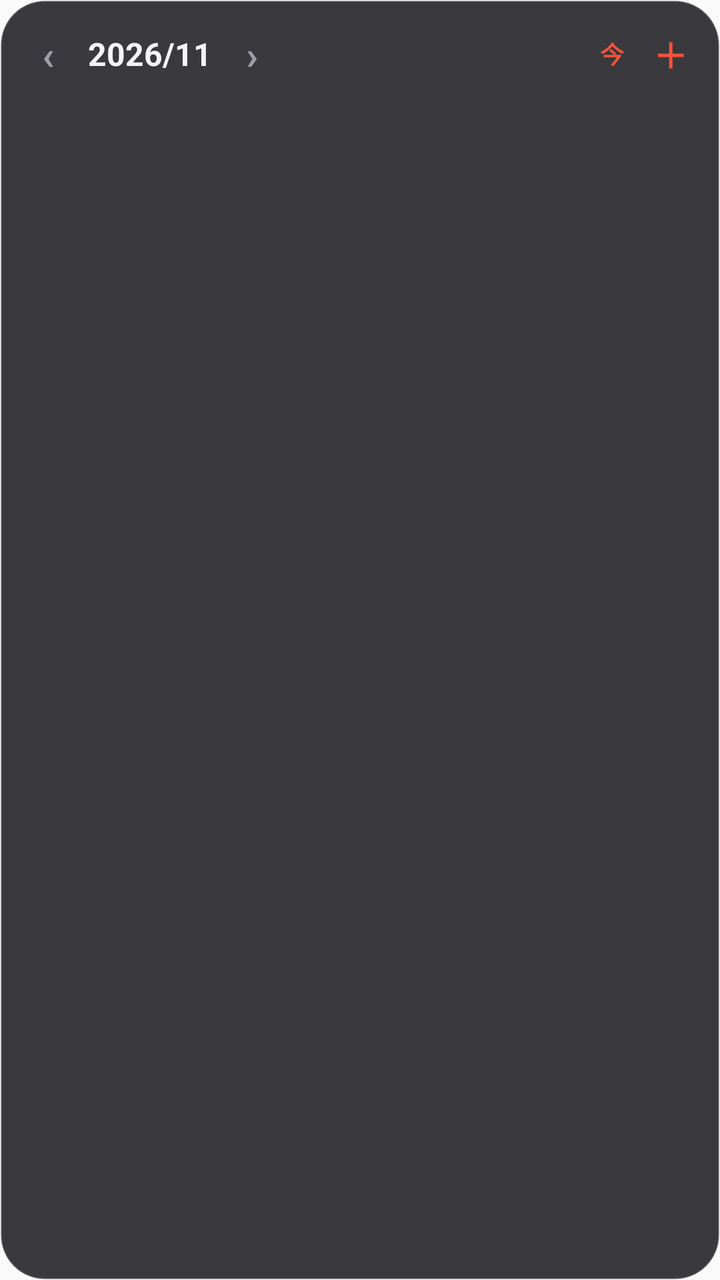
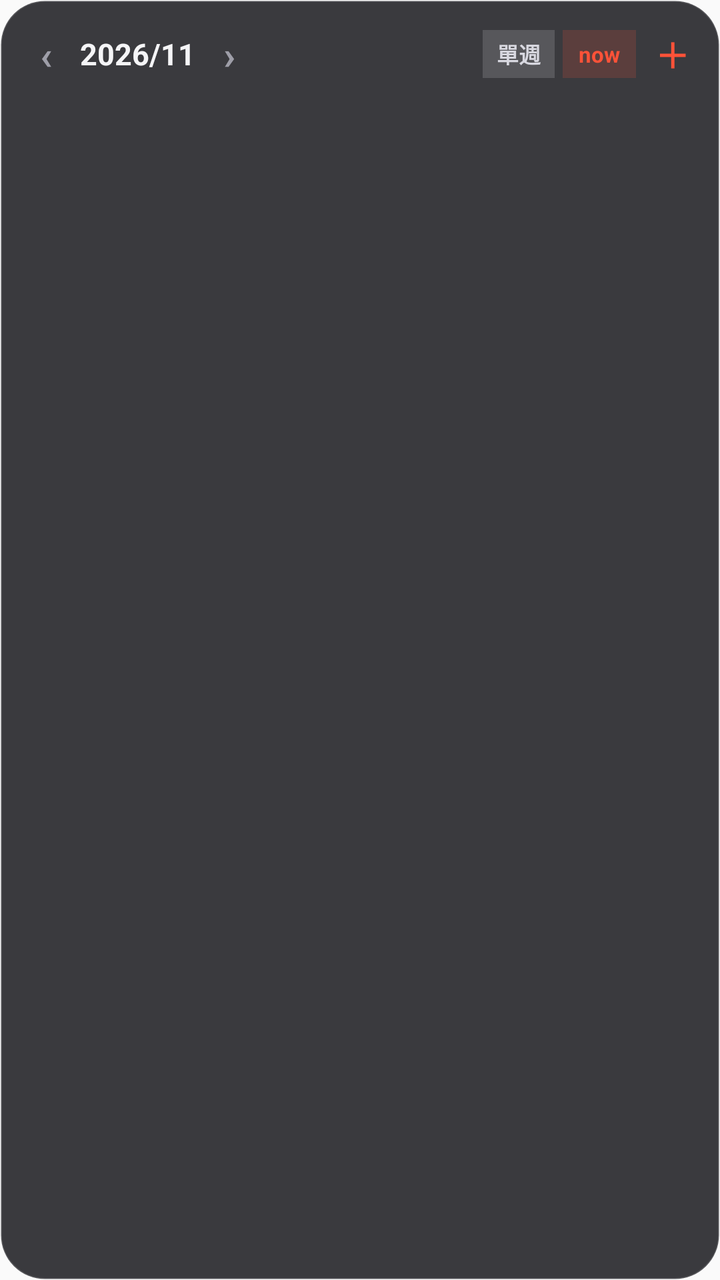

Compare the two renders of this Android layout. The source of the first and the diff that turns it into the second are given below.
<!-- AndroidManifest.xml: application theme Theme.DXCalendar -->
<!-- res/layout/widget_month_canvas.xml -->
<?xml version="1.0" encoding="utf-8"?>
<LinearLayout xmlns:android="http://schemas.android.com/apk/res/android"
    android:id="@+id/widget_root"
    android:layout_width="match_parent"
    android:layout_height="match_parent"
    android:background="@drawable/bg_widget_dark"
    android:orientation="vertical"
    android:padding="10dp">

    <LinearLayout
        android:layout_width="match_parent"
        android:layout_height="34dp"
        android:gravity="center_vertical"
        android:orientation="horizontal">

        <TextView
            android:id="@+id/btn_widget_prev"
            android:layout_width="28dp"
            android:layout_height="28dp"
            android:gravity="center"
            android:text="‹"
            android:textColor="#FF9E9EA8"
            android:textSize="20sp"
            android:textStyle="bold" />

        <TextView
            android:id="@+id/widget_month_title"
            android:layout_width="wrap_content"
            android:layout_height="wrap_content"
            android:paddingHorizontal="6dp"
            android:text="2026/11"
            android:textColor="#FFF5F5F7"
            android:textSize="16sp"
            android:textStyle="bold" />

        <TextView
            android:id="@+id/btn_widget_next"
            android:layout_width="28dp"
            android:layout_height="28dp"
            android:gravity="center"
            android:text="›"
            android:textColor="#FF9E9EA8"
            android:textSize="20sp"
            android:textStyle="bold" />

        <TextView
            android:layout_width="0dp"
            android:layout_height="1dp"
            android:layout_weight="1" />

        <TextView
            android:id="@+id/btn_widget_today"
            android:layout_width="28dp"
            android:layout_height="26dp"
            android:gravity="center"
            android:text="今"
            android:textColor="#FFFF5238"
            android:textSize="12sp"
            android:textStyle="bold" />

        <TextView
            android:id="@+id/btn_widget_add"
            android:layout_width="30dp"
            android:layout_height="28dp"
            android:gravity="center"
            android:text="＋"
            android:textColor="#FFFF5238"
            android:textSize="17sp"
            android:textStyle="bold" />
    </LinearLayout>

    <ImageView
        android:id="@+id/widget_canvas_img"
        android:layout_width="match_parent"
        android:layout_height="0dp"
        android:layout_weight="1"
        android:contentDescription="月曆視圖"
        android:scaleType="fitXY" />
</LinearLayout>
<!-- resources referenced by this layout -->
<resources>
  <!-- drawable bg_widget_dark (drawable) -->
  <?xml version="1.0" encoding="utf-8"?>
  <shape xmlns:android="http://schemas.android.com/apk/res/android"
      android:shape="rectangle">
      <solid android:color="#D919191E" />
      <corners android:radius="22dp" />
      <stroke android:width="1dp" android:color="#26FFFFFF" />
  </shape>
  <style name="Theme.DXCalendar" parent="Theme.AppCompat.DayNight.NoActionBar">
          <item name="android:statusBarColor">@android:color/transparent</item>
          <item name="android:navigationBarColor">@android:color/transparent</item>
      </style>
</resources>

<!-- the commit's change to res/layout/widget_month_canvas.xml (unified diff, before → after) -->
@@ -15,7 +15,7 @@
 
         <TextView
             android:id="@+id/btn_widget_prev"
-            android:layout_width="28dp"
+            android:layout_width="26dp"
             android:layout_height="28dp"
             android:gravity="center"
             android:text="‹"
@@ -27,15 +27,15 @@
             android:id="@+id/widget_month_title"
             android:layout_width="wrap_content"
             android:layout_height="wrap_content"
-            android:paddingHorizontal="6dp"
+            android:paddingHorizontal="4dp"
             android:text="2026/11"
             android:textColor="#FFF5F5F7"
-            android:textSize="16sp"
+            android:textSize="15sp"
             android:textStyle="bold" />
 
         <TextView
             android:id="@+id/btn_widget_next"
-            android:layout_width="28dp"
+            android:layout_width="26dp"
             android:layout_height="28dp"
             android:gravity="center"
             android:text="›"
@@ -49,18 +49,34 @@
             android:layout_weight="1" />
 
         <TextView
+            android:id="@+id/btn_widget_mode"
+            android:layout_width="wrap_content"
+            android:layout_height="24dp"
+            android:layout_marginEnd="4dp"
+            android:background="#26FFFFFF"
+            android:gravity="center"
+            android:paddingHorizontal="7dp"
+            android:text="單週"
+            android:textColor="#FFD8D8E0"
+            android:textSize="11sp"
+            android:textStyle="bold" />
+
+        <TextView
             android:id="@+id/btn_widget_today"
-            android:layout_width="28dp"
-            android:layout_height="26dp"
+            android:layout_width="wrap_content"
+            android:layout_height="24dp"
+            android:layout_marginEnd="4dp"
+            android:background="#2BFF5238"
             android:gravity="center"
-            android:text="今"
+            android:paddingHorizontal="8dp"
+            android:text="now"
             android:textColor="#FFFF5238"
-            android:textSize="12sp"
+            android:textSize="11sp"
             android:textStyle="bold" />
 
         <TextView
             android:id="@+id/btn_widget_add"
-            android:layout_width="30dp"
+            android:layout_width="28dp"
             android:layout_height="28dp"
             android:gravity="center"
             android:text="＋"
@@ -74,6 +90,6 @@
         android:layout_width="match_parent"
         android:layout_height="0dp"
         android:layout_weight="1"
-        android:contentDescription="月曆視圖"
+        android:contentDescription="月曆與單週視圖"
         android:scaleType="fitXY" />
 </LinearLayout>
